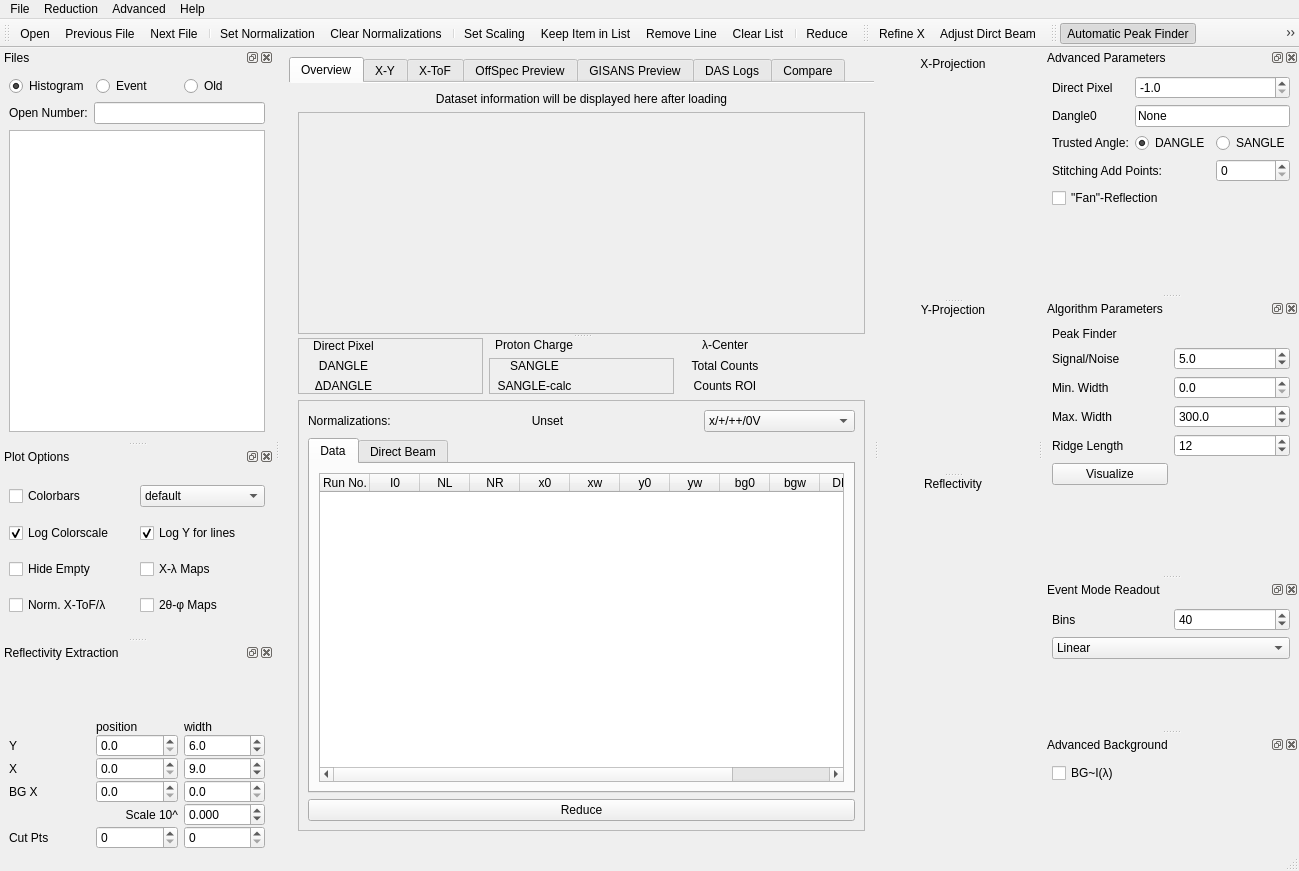
First picture: the form in designer/main_window.ui, repository aglavic/quicknxs, before the edit.
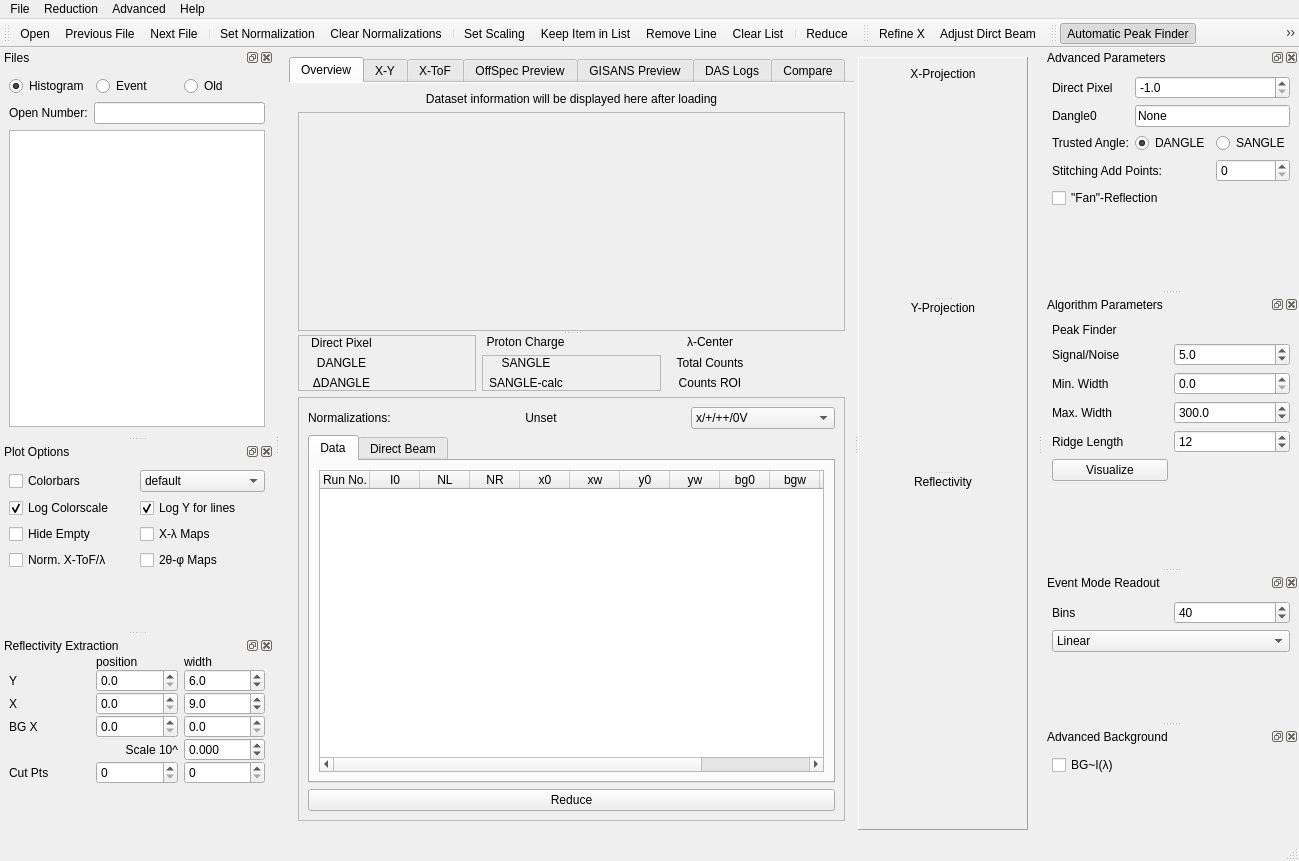
Second picture: the form after the edit. Icons and pictures are not drawn. Custom widgets are drawn as their Qt base class.

Patch:
```diff
--- a/designer/main_window.ui
+++ b/designer/main_window.ui
@@ -7,7 +7,7 @@
     <x>0</x>
     <y>0</y>
     <width>1299</width>
-    <height>871</height>
+    <height>861</height>
    </rect>
   </property>
   <property name="windowTitle">
@@ -1332,13 +1332,19 @@
         </layout>
        </widget>
       </widget>
-      <widget class="QWidget" name="rightPlots" native="true">
+      <widget class="QFrame" name="rightPlots">
        <property name="sizePolicy">
         <sizepolicy hsizetype="Expanding" vsizetype="Expanding">
          <horstretch>1</horstretch>
          <verstretch>0</verstretch>
         </sizepolicy>
        </property>
+       <property name="frameShape">
+        <enum>QFrame::Panel</enum>
+       </property>
+       <property name="frameShadow">
+        <enum>QFrame::Raised</enum>
+       </property>
        <layout class="QVBoxLayout" name="verticalLayout_2">
         <item>
          <widget class="QSplitter" name="plotSplitter">
@@ -1745,9 +1751,6 @@
        <property name="orientation">
         <enum>Qt::Vertical</enum>
        </property>
-       <property name="sizeType">
-        <enum>QSizePolicy::Preferred</enum>
-       </property>
        <property name="sizeHint" stdset="0">
         <size>
          <width>20</width>
@@ -1891,9 +1894,6 @@
        <property name="orientation">
         <enum>Qt::Vertical</enum>
        </property>
-       <property name="sizeType">
-        <enum>QSizePolicy::Preferred</enum>
-       </property>
        <property name="sizeHint" stdset="0">
         <size>
          <width>20</width>
```
Left out of the diff: 40 changed lines with no effect on the pictures.
